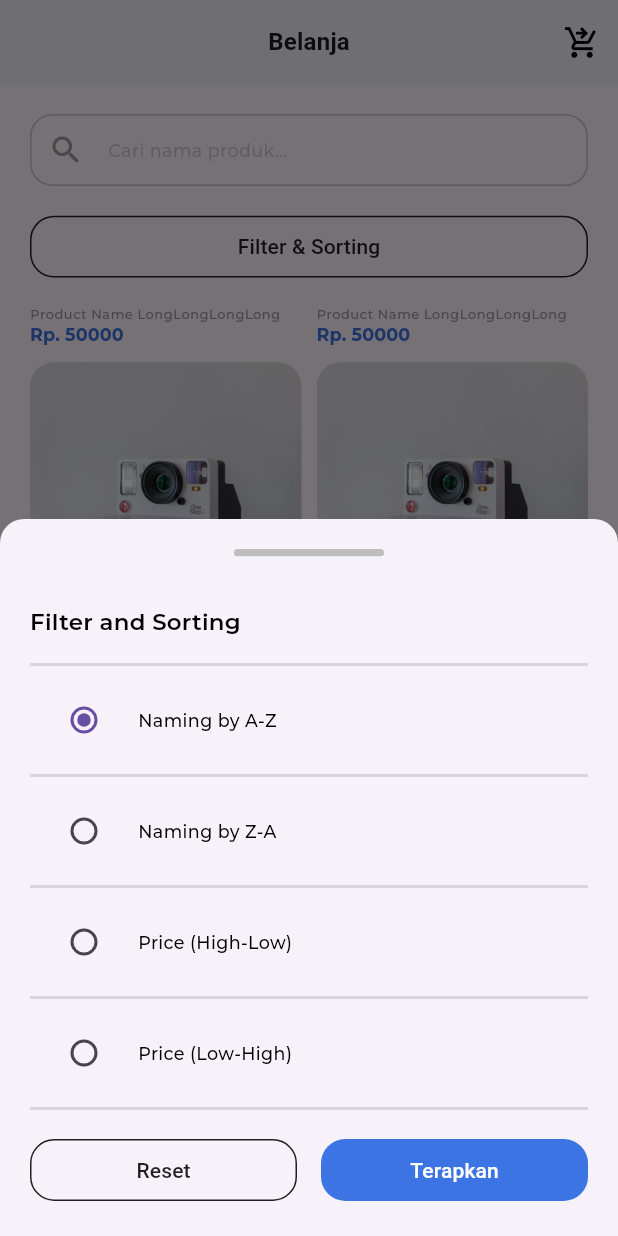
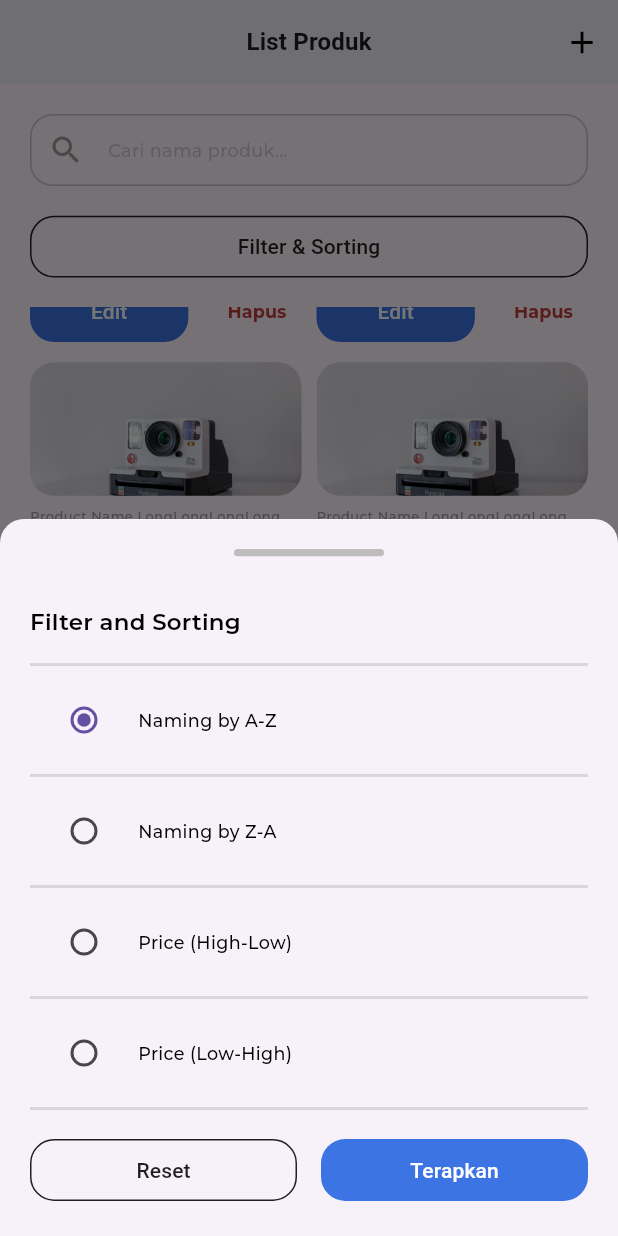
Before and after one commit to alfinosuroso/ecommerce-sqflite, a Flutter app: the screen it shows after launch, scrolled down 345 dp, after a tap on "Filter & Sorting", on a phone screen of 412 x 824 dp. Run offline on Flutter 3.47's test engine with Material 3 defaults, Android fonts, the phone set to English and light mode, and no system bars; our stand-ins replace font_awesome_flutter, go_router, sizer; project files that could hold a hidden picture were left out.

Commit message:
feat: seller product list

```diff
--- a/lib/common/app_theme_data.dart
+++ b/lib/common/app_theme_data.dart
@@ -46,6 +46,14 @@ class AppThemeData {
               .textTheme
               .titleMedium
               ?.copyWith(fontWeight: FontWeight.w600),
+        ),
+        floatingActionButtonTheme: FloatingActionButtonThemeData(
+          backgroundColor: AppColors.primaryBlue,
+          foregroundColor: Colors.white,
+          elevation: 4.0,
+          shape: RoundedRectangleBorder(
+            borderRadius: BorderRadius.circular(Dimen.radius),
+          ),
         ),
         elevatedButtonTheme: ElevatedButtonThemeData(
           style: ElevatedButton.styleFrom(
--- a/lib/router/AppRouter.dart
+++ b/lib/router/AppRouter.dart
@@ -1,4 +1,5 @@
 import 'package:ecommerce_sqflite/screens/buyer/order_success_screen.dart';
+import 'package:ecommerce_sqflite/screens/seller/seller_product_list_screen.dart';
 import 'package:go_router/go_router.dart';
 import 'package:ecommerce_sqflite/screens/buyer/buyer_product_detail_screen.dart';
 import 'package:ecommerce_sqflite/screens/buyer/buyer_product_list_screen.dart';
@@ -16,7 +17,7 @@ class AppRouter {
         builder: (context, state) => const HomeScreen(),
       ),
       GoRoute(
-          name: "product",
+        name: "product-buyer",
         path: "/product-buyer",
         builder: (context, state) => const BuyerProductListScreen(),
         routes: [
@@ -35,7 +36,13 @@ class AppRouter {
             path: "order-success",
             builder: (context, state) => const OrderSuccessScreen(),
           ),
-          ]),
+        ],
+      ),
+      GoRoute(
+          name: "product-seller",
+          path: "/product-seller",
+          builder: (context, state) => const SellerProductListScreen(),
+          routes: []),
       GoRoute(
         name: "signup",
         path: "/signup",
--- a/lib/screens/buyer/buyer_product_list_screen.dart
+++ b/lib/screens/buyer/buyer_product_list_screen.dart
@@ -28,22 +28,39 @@ class _BuyerProductListScreenState extends State<BuyerProductListScreen> {
       padding: Dimen.defaultPadding,
       child: Column(
         children: [
-          const CustomTextFormField(
+          _searchBar(),
+          _filterSortingButton(),
+          Dimen.verticalSpaceMedium,
+          Expanded(
+            child: _productGrid(),
+          ),
+        ],
+      ),
+    );
+  }
+
+  Widget _searchBar() {
+    return const CustomTextFormField(
       title: null,
       hintText: "Cari nama produk...",
       prefix: Icon(
         Icons.search,
         color: Colors.grey,
       ),
-          ),
-          OutlinedButton(
+    );
+  }
+
+  Widget _filterSortingButton() {
+    return OutlinedButton(
       onPressed: () {
         _showFilterSortingSheet(context);
       },
-              child: const Text("Filter & Sorting")),
-          Dimen.verticalSpaceMedium,
-          Expanded(
-            child: GridView.builder(
+      child: const Text("Filter & Sorting"),
+    );
+  }
+
+  Widget _productGrid() {
+    return GridView.builder(
       itemCount: 10,
       gridDelegate: const SliverGridDelegateWithFixedCrossAxisCount(
         crossAxisCount: 2,
@@ -51,6 +68,14 @@ class _BuyerProductListScreenState extends State<BuyerProductListScreen> {
         mainAxisSpacing: 10,
       ),
       itemBuilder: (context, index) {
+        return _productItem(index: index);
+      },
+    );
+  }
+
+  Widget _productItem({
+    required int index,
+  }) {
     return InkWell(
       onTap: () {
         context.go("/product-buyer/details");
@@ -71,24 +96,18 @@ class _BuyerProductListScreenState extends State<BuyerProductListScreen> {
           Dimen.verticalSpaceSmall,
           Text(
             "Product Name LongLongLongLong",
-                        style: Theme.of(context)
-                            .textTheme
-                            .bodySmall
-                            ?.copyWith(color: Colors.grey),
+            style: Theme.of(context).textTheme.bodySmall?.copyWith(
+                  color: Colors.grey,
+                ),
             overflow: TextOverflow.ellipsis,
           ),
           Text(
             "Rp. 50000",
             style: Theme.of(context).textTheme.labelLarge?.copyWith(
-                            color: AppThemeData.getTheme(context).primaryColor),
+                  color: AppThemeData.getTheme(context).primaryColor,
+                ),
             overflow: TextOverflow.ellipsis,
           ),
-                    ],
-                  ),
-                );
-              },
-            ),
-          )
         ],
       ),
     );
--- a/lib/screens/home_screen.dart
+++ b/lib/screens/home_screen.dart
@@ -1,4 +1,6 @@
 import 'package:ecommerce_sqflite/screens/buyer/buyer_product_list_screen.dart';
+import 'package:ecommerce_sqflite/screens/seller/seller_product_list_screen.dart';
+import 'package:ecommerce_sqflite/screens/sign_in_screen.dart';
 import 'package:flutter/material.dart';
 
 class HomeScreen extends StatelessWidget {
@@ -6,10 +8,13 @@ class HomeScreen extends StatelessWidget {
 
   @override
   Widget build(BuildContext context) {
-    String role = "buyer";
+    String role = "seller";
     if (role == "buyer") {
       return const BuyerProductListScreen();
     }
-    return const Placeholder();
+    if (role == "seller") {
+      return const SellerProductListScreen();
+    }
+    return const SignInScreen();
   }
 }
--- a/lib/screens/seller/seller_product_list_screen.dart
+++ b/lib/screens/seller/seller_product_list_screen.dart
@@ -0,0 +1,238 @@
+import 'package:ecommerce_sqflite/common/app_colors.dart';
+import 'package:ecommerce_sqflite/common/app_theme_data.dart';
+import 'package:ecommerce_sqflite/common/dimen.dart';
+import 'package:ecommerce_sqflite/widgets/custom_text_field.dart';
+import 'package:ecommerce_sqflite/widgets/line_spacing.dart';
+import 'package:ecommerce_sqflite/widgets/primary_text_button.dart';
+import 'package:flutter/material.dart';
+import 'package:go_router/go_router.dart';
+
+class SellerProductListScreen extends StatefulWidget {
+  const SellerProductListScreen({super.key});
+
+  @override
+  State<SellerProductListScreen> createState() =>
+      _SellerProductListScreenState();
+}
+
+class _SellerProductListScreenState extends State<SellerProductListScreen> {
+  String _selectedSortingOption = 'A-Z';
+
+  @override
+  Widget build(BuildContext context) {
+    return Scaffold(
+      appBar: _buildAppBar(context),
+      body: _buildBody(context),
+      floatingActionButton: _buildFab(context),
+    );
+  }
+
+  FloatingActionButton _buildFab(BuildContext context) {
+    return FloatingActionButton(
+      onPressed: () {
+        context.go("/product-seller/add");
+      },
+      child: const Icon(Icons.add),
+    );
+  }
+
+  Widget _buildBody(BuildContext context) {
+    return Padding(
+      padding: Dimen.defaultPadding,
+      child: Column(
+        children: [
+          _searchBar(),
+          _filterSortingButton(),
+          Dimen.verticalSpaceMedium,
+          Expanded(
+            child: _productGrid(context),
+          ),
+        ],
+      ),
+    );
+  }
+
+  Widget _searchBar() {
+    return const CustomTextFormField(
+      title: null,
+      hintText: "Cari nama produk...",
+      prefix: Icon(
+        Icons.search,
+        color: Colors.grey,
+      ),
+    );
+  }
+
+  Widget _filterSortingButton() {
+    return OutlinedButton(
+      onPressed: () {
+        _showFilterSortingSheet(context);
+      },
+      child: const Text("Filter & Sorting"),
+    );
+  }
+
+  Widget _productGrid(BuildContext context) {
+    return GridView.builder(
+      itemCount: 10,
+      gridDelegate: const SliverGridDelegateWithFixedCrossAxisCount(
+        crossAxisCount: 2,
+        crossAxisSpacing: 10,
+        mainAxisSpacing: 10,
+      ),
+      itemBuilder: (context, index) {
+        return _productItem(context, index);
+      },
+    );
+  }
+
+  Widget _productItem(
+    BuildContext context,
+    int index,
+  ) {
+    return InkWell(
+      onTap: () {
+        // context.go("/product-buyer/details");
+      },
+      child: Column(
+        crossAxisAlignment: CrossAxisAlignment.start,
+        children: [
+          Expanded(
+            child: ClipRRect(
+              borderRadius: BorderRadius.circular(Dimen.radius),
+              child: Image.asset(
+                "assets/images/sample-1.jpeg",
+                fit: BoxFit.cover,
+                width: double.infinity,
+              ),
+            ),
+          ),
+          Dimen.verticalSpaceSmall,
+          Text(
+            "Product Name LongLongLongLong",
+            style: Theme.of(context).textTheme.bodySmall?.copyWith(
+                  color: Colors.grey,
+                ),
+            overflow: TextOverflow.ellipsis,
+          ),
+          Text(
+            "Rp. 50000",
+            style: Theme.of(context).textTheme.labelLarge?.copyWith(
+                  color: AppThemeData.getTheme(context).primaryColor,
+                ),
+            overflow: TextOverflow.ellipsis,
+          ),
+          Dimen.verticalSpaceSmall,
+          Row(
+            mainAxisAlignment: MainAxisAlignment.center,
+            children: [
+              Expanded(
+                  child: ElevatedButton(onPressed: () {}, child: Text("Edit"))),
+              Dimen.horizontalSpaceMedium,
+              PrimaryTextButton(
+                style: Theme.of(context)
+                    .textTheme
+                    .labelLarge!
+                    .copyWith(color: AppColors.darkRed),
+                onPressed: () {},
+                title: "Hapus",
+              ),
+            ],
+          )
+        ],
+      ),
+    );
+  }
+
+  AppBar _buildAppBar(BuildContext context) {
+    return AppBar(
+      title: const Text("List Produk"),
+      actions: [
+        IconButton(
+          onPressed: () {},
+          icon: const Icon(Icons.add),
+        )
+      ],
+    );
+  }
+
+  void _showFilterSortingSheet(BuildContext context) {
+    showModalBottomSheet(
+      isScrollControlled: true,
+      context: context,
+      shape: const RoundedRectangleBorder(
+        borderRadius: BorderRadius.vertical(top: Radius.circular(Dimen.radius)),
+      ),
+      builder: (context) {
+        return Padding(
+          padding: Dimen.defaultPadding,
+          child: Column(
+            mainAxisSize: MainAxisSize.min,
+            crossAxisAlignment: CrossAxisAlignment.start,
+            children: [
+              Center(
+                child: ClipRRect(
+                    borderRadius: BorderRadius.circular(Dimen.mediumRadius),
+                    child: Container(
+                      width: 100,
+                      height: 5,
+                      color: Colors.grey[400],
+                    )),
+              ),
+              Dimen.verticalSpaceLarge,
+              Text(
+                'Filter and Sorting',
+                style: Theme.of(context).textTheme.titleMedium,
+              ),
+              Dimen.verticalSpaceMedium,
+              const LineSpacing(),
+              _buildSortingOption(context, 'Naming by A-Z', 'A-Z'),
+              _buildSortingOption(context, 'Naming by Z-A', 'Z-A'),
+              _buildSortingOption(context, 'Price (High-Low)', 'High-Low'),
+              _buildSortingOption(context, 'Price (Low-High)', 'Low-High'),
+              Dimen.verticalSpaceMedium,
+              Row(
+                children: [
+                  Expanded(
+                      child: OutlinedButton(
+                          onPressed: () {}, child: const Text("Reset"))),
+                  Dimen.horizontalSpaceMedium,
+                  Expanded(
+                      child: ElevatedButton(
+                          onPressed: () {}, child: const Text("Terapkan")))
+                ],
+              ),
+            ],
+          ),
+        );
+      },
+    );
+  }
+
+  Widget _buildSortingOption(BuildContext context, String title, String value) {
+    return Container(
+        padding: Dimen.verticalPaddingSmall,
+        decoration: const BoxDecoration(
+          border: Border(
+            bottom: BorderSide(color: Colors.black12, width: 2.0),
+          ),
+        ),
+        child: Column(
+          children: [
+            RadioListTile<String>(
+              title: Text(
+                title,
+                style: Theme.of(context).textTheme.bodyMedium,
+              ),
+              value: value,
+              groupValue: _selectedSortingOption,
+              onChanged: (String? newValue) {
+                setState(() {
+                  _selectedSortingOption = newValue!;
+                });
+              },
+            ),
+          ],
+        ));
+  }
+}
--- a/lib/screens/sign_up_screen.dart
+++ b/lib/screens/sign_up_screen.dart
@@ -1,7 +1,6 @@
 import 'package:ecommerce_sqflite/common/app_colors.dart';
 import 'package:ecommerce_sqflite/common/dimen.dart';
 import 'package:ecommerce_sqflite/common/shared_code.dart';
-import 'package:ecommerce_sqflite/main.dart';
 import 'package:ecommerce_sqflite/widgets/custom_dropdown_text_field.dart';
 import 'package:ecommerce_sqflite/widgets/custom_text_field.dart';
 import 'package:ecommerce_sqflite/widgets/primary_text_button.dart';
--- a/lib/widgets/custom_dropdown_text_field.dart
+++ b/lib/widgets/custom_dropdown_text_field.dart
@@ -4,7 +4,7 @@ import 'package:sizer/sizer.dart';
 
 class DropDownTextField extends StatelessWidget {
   DropDownTextField({
-    Key? key,
+    super.key,
     required this.items,
     required this.onChanged,
     required this.title,
@@ -13,7 +13,7 @@ class DropDownTextField extends StatelessWidget {
     this.notifFilter,
     this.value,
     this.nullValue,
-  }) : super(key: key);
+  });
 
   final List<String> items;
   final String? value;
--- a/lib/widgets/primary_text_button.dart
+++ b/lib/widgets/primary_text_button.dart
@@ -1,6 +1,5 @@
 import 'package:ecommerce_sqflite/common/app_theme_data.dart';
 import 'package:flutter/material.dart';
-import '../common/app_colors.dart';
 
 class PrimaryTextButton extends StatelessWidget {
   final VoidCallback onPressed;
```
Lines whose indentation alone changed are shown as unchanged.
